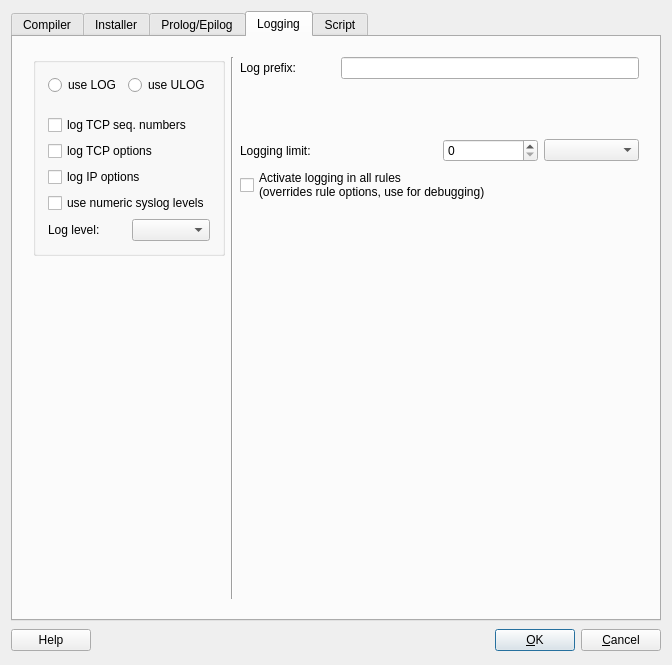
First picture: the form in src/gui/secuwalladvanceddialog_q.ui, repository fwbuilder/fwbuilder, before the edit.
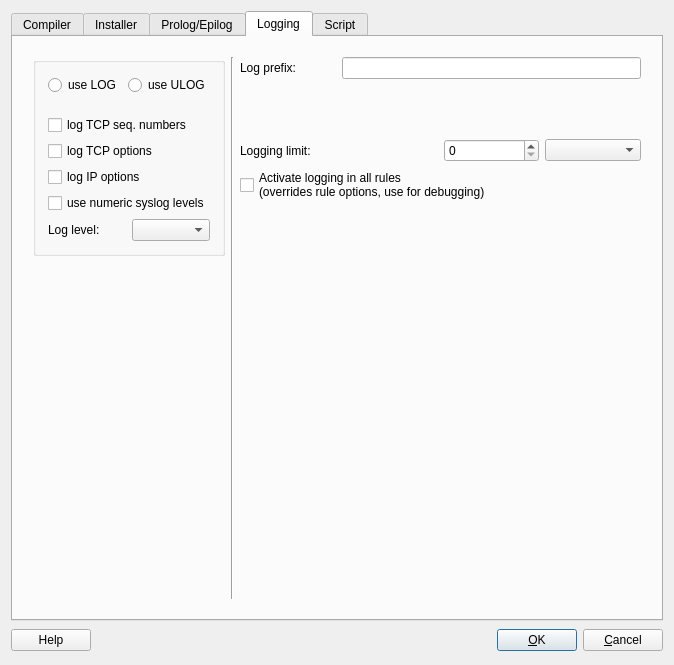
Second picture: the form after the edit. The open tabs and pages were chosen to show the change.

```diff
--- a/src/gui/secuwalladvanceddialog_q.ui
+++ b/src/gui/secuwalladvanceddialog_q.ui
@@ -7,11 +7,11 @@
   <property name="enabled" >
    <bool>true</bool>
   </property>
-  <property name="geometry" >
+  <property name="geometry">
    <rect>
     <x>0</x>
     <y>0</y>
-    <width>672</width>
+    <width>674</width>
     <height>665</height>
    </rect>
   </property>
```
Left out of the diff: 963 changed lines with no effect on the pictures.
